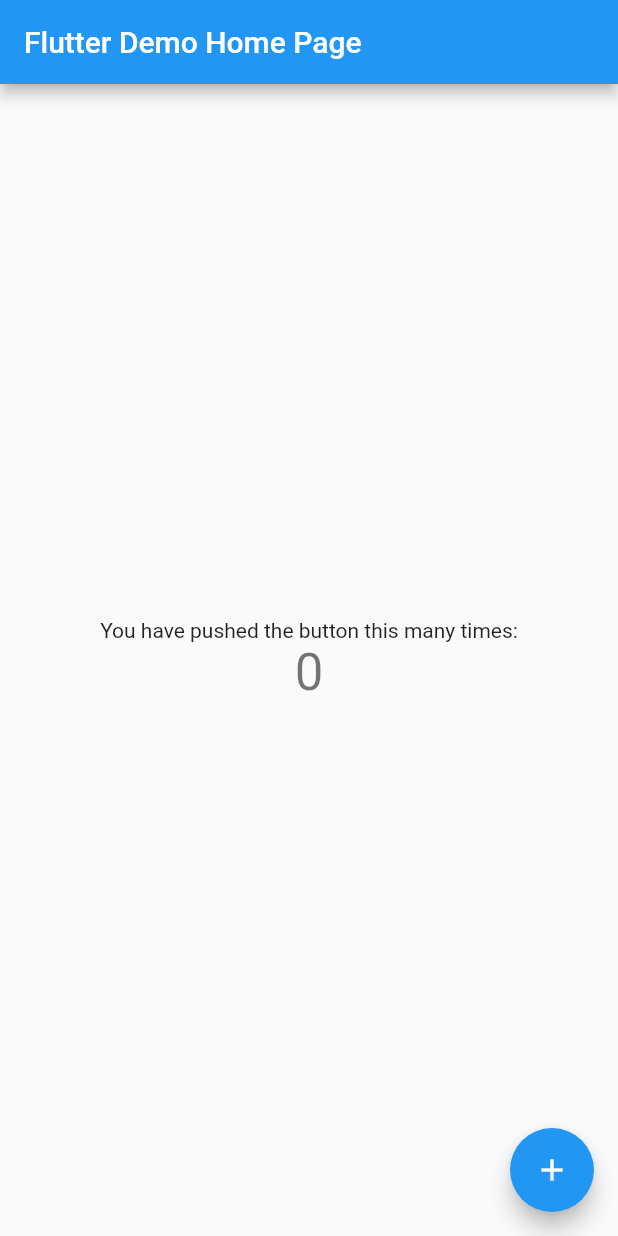
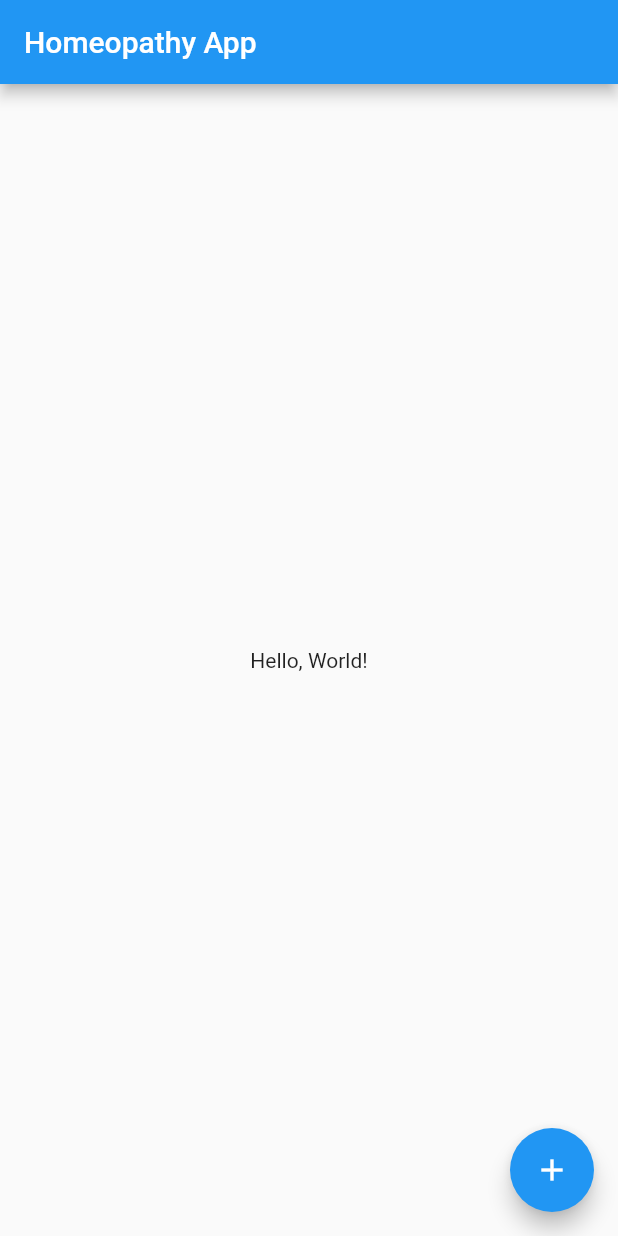
Before and after one commit to barbieamoros/flutter_app, a Flutter app: the screen it shows after launch, on a phone screen of 412 x 824 dp. Run offline on Flutter 3.47's test engine with Material 2 defaults, Android fonts, the phone set to English and light mode, and no system bars.

Commit message:
Hello World Msg

```diff
--- a/lib/main.dart
+++ b/lib/main.dart
@@ -26,7 +26,7 @@ class MyApp extends StatelessWidget {
         // closer together (more dense) than on mobile platforms.
         visualDensity: VisualDensity.adaptivePlatformDensity,
       ),
-      home: MyHomePage(title: 'Flutter Demo Home Page'),
+      home: MyHomePage(title: 'Homeopathy App'),
     );
   }
 }
@@ -98,12 +98,9 @@ class _MyHomePageState extends State<MyHomePage> {
           mainAxisAlignment: MainAxisAlignment.center,
           children: <Widget>[
             Text(
-              'You have pushed the button this many times:',
+              'Hello, World!',
             ),
-            Text(
-              '$_counter',
-              style: Theme.of(context).textTheme.headline4,
-            ),
+
           ],
         ),
       ),
```
